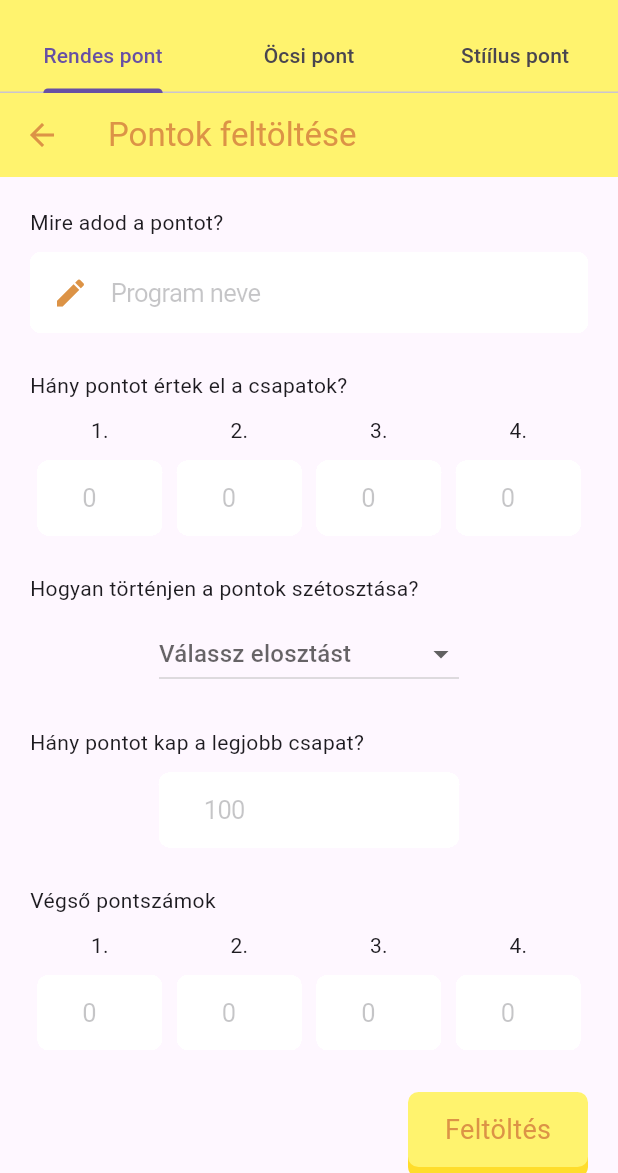
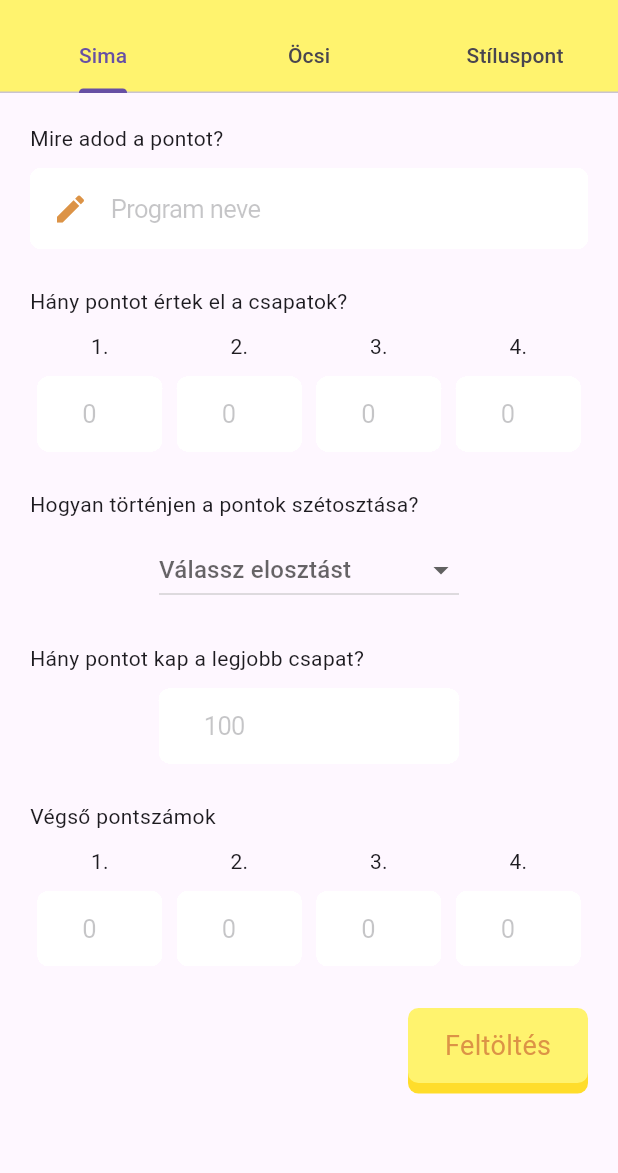
Before and after one commit to TomiSzabo00/TiszAppFlutter, a Flutter app: the UploadCombinedScoreScreen screen opened directly, on a phone screen of 412 x 824 dp, the part 63-1236 px from its top. Run offline on Flutter 3.47's test engine with Material 3 defaults, Android fonts, the phone set to English and light mode, and no system bars; our stand-ins replace auto_size_text, cached_network_image, community_material_icon, dio, equatable, firebase_auth and 21 more; missing offline and left inert: battery_info, gal, info_popup, photo_manager, photo_manager_image_provider; accounts and stored records are empty; network calls fail.

Commit message:
Fix infinite redraw and titles

```diff
--- a/lib/viewmodels/scores_viewmodel.dart
+++ b/lib/viewmodels/scores_viewmodel.dart
@@ -57,7 +57,6 @@ class ScoresViewModel with ChangeNotifier {
           .addAll(List.generate(num, (_) => TextEditingController()));
     }
     numberOfTeams = num;
-    notifyListeners();
     return num;
   }
 
--- a/lib/views/upload_combined_score.dart
+++ b/lib/views/upload_combined_score.dart
@@ -1,15 +1,12 @@
 import 'package:flutter/material.dart';
 import 'package:tiszapp_flutter/views/upload_ocsi_score_screen.dart';
 import 'package:tiszapp_flutter/views/upload_score_screen.dart';
-import 'package:top_snackbar_flutter/custom_snack_bar.dart';
-import 'package:top_snackbar_flutter/top_snack_bar.dart';
 
 class UploadCombinedScoreScreen extends StatefulWidget {
   const UploadCombinedScoreScreen({super.key});
 
   @override
-  UploadCombinedScoreScreenState createState() =>
-      UploadCombinedScoreScreenState();
+  UploadCombinedScoreScreenState createState() => UploadCombinedScoreScreenState();
 }
 
 class UploadCombinedScoreScreenState extends State<UploadCombinedScoreScreen> {
@@ -22,9 +19,9 @@ class UploadCombinedScoreScreenState extends State<UploadCombinedScoreScreen> {
           title: const Text("Pontozás"),
           bottom: const TabBar(
             tabs: [
-              Tab(text: "Rendes pont"),
-              Tab(text: "Öcsi pont"),
-              Tab(text: "Stíílus pont"),
+              Tab(text: "Sima"),
+              Tab(text: "Öcsi"),
+              Tab(text: "Stíluspont"),
             ],
           ),
         ),
@@ -38,22 +35,4 @@ class UploadCombinedScoreScreenState extends State<UploadCombinedScoreScreen> {
       ),
     );
   }
-
-  void _showDialog(BuildContext context) {
-    AnimationController? localAnimationController;
-    showTopSnackBar(
-      Overlay.of(context),
-      const CustomSnackBar.success(
-        message: "Feltöltve!",
-        textScaleFactor: 1.3,
-      ),
-      onAnimationControllerInit: (controller) =>
-          localAnimationController = controller,
-      displayDuration: const Duration(seconds: 2),
-      dismissType: DismissType.onSwipe,
-      onTap: () {
-        Navigator.of(context).pop();
-      },
-    );
-  }
 }
--- a/lib/views/upload_score_screen.dart
+++ b/lib/views/upload_score_screen.dart
@@ -17,13 +17,9 @@ class UploadScoreScreen extends StatefulWidget {
 class UploadScoreScreenState extends State<UploadScoreScreen> {
   @override
   Widget build(BuildContext context) {
-    final isDarkTheme =
-        MediaQuery.of(context).platformBrightness == Brightness.dark;
+    final isDarkTheme = MediaQuery.of(context).platformBrightness == Brightness.dark;
     final viewModel = context.watch<ScoresViewModel>();
     return Scaffold(
-      appBar: AppBar(
-        title: const Text("Pontok feltöltése"),
-      ),
       body: FutureBuilder(
         future: viewModel.getNumberOfTeams(),
         builder: (context, snapshot) {
@@ -47,8 +43,7 @@ class UploadScoreScreenState extends State<UploadScoreScreen> {
                     const SizedBox(height: 10),
                     Row(
                         mainAxisAlignment: MainAxisAlignment.spaceAround,
-                        children: List.generate(
-                            snapshot.data!, (index) => Text('${index + 1}.'))),
+                        children: List.generate(snapshot.data!, (index) => Text('${index + 1}.'))),
                     const SizedBox(height: 10),
                     Row(
                       mainAxisAlignment: MainAxisAlignment.spaceBetween,
@@ -58,10 +53,9 @@ class UploadScoreScreenState extends State<UploadScoreScreen> {
                           child: Padding(
                             padding: const EdgeInsets.symmetric(horizontal: 5),
                             child: InputField(
-                              controller:
-                                  viewModel.scoreControllers.length > index
-                                      ? viewModel.scoreControllers[index]
-                                      : TextEditingController(),
+                              controller: viewModel.scoreControllers.length > index
+                                  ? viewModel.scoreControllers[index]
+                                  : TextEditingController(),
                               placeholder: "0",
                               isNumber: true,
                               maxChar: 3,
@@ -99,8 +93,8 @@ class UploadScoreScreenState extends State<UploadScoreScreen> {
                     const SizedBox(height: 25),
                     const Text("Hány pontot kap a legjobb csapat?"),
                     const SizedBox(height: 10),
-                    Row(mainAxisAlignment: MainAxisAlignment.center, children: [
-                      Padding(
+                    Center(
+                      child: Padding(
                           padding: const EdgeInsets.symmetric(horizontal: 5),
                           child: SizedBox(
                               width: 200,
@@ -114,14 +108,13 @@ class UploadScoreScreenState extends State<UploadScoreScreen> {
                                   maxChar: 3,
                                 ),
                               ))),
-                    ]),
+                    ),
                     const SizedBox(height: 25),
                     const Text("Végső pontszámok"),
                     const SizedBox(height: 10),
                     Row(
                         mainAxisAlignment: MainAxisAlignment.spaceAround,
-                        children: List.generate(
-                            snapshot.data!, (index) => Text('${index + 1}.'))),
+                        children: List.generate(snapshot.data!, (index) => Text('${index + 1}.'))),
                     const SizedBox(height: 10),
                     Row(
                       mainAxisAlignment: MainAxisAlignment.spaceBetween,
@@ -133,9 +126,7 @@ class UploadScoreScreenState extends State<UploadScoreScreen> {
                             child: AbsorbPointer(
                                 absorbing: !viewModel.areAllScoresAdded,
                                 child: InputField(
-                                  controller: viewModel
-                                              .finalScoreControllers.length >
-                                          index
+                                  controller: viewModel.finalScoreControllers.length > index
                                       ? viewModel.finalScoreControllers[index]
                                       : TextEditingController(),
                                   placeholder: "0",
@@ -158,9 +149,7 @@ class UploadScoreScreenState extends State<UploadScoreScreen> {
                           child: Text(
                             "Feltöltés",
                             style: TextStyle(
-                              color: isDarkTheme
-                                  ? CustomColor.btnTextNight
-                                  : CustomColor.btnTextDay,
+                              color: isDarkTheme ? CustomColor.btnTextNight : CustomColor.btnTextDay,
                               fontSize: 18,
                             ),
                           ),
```
Also changed, not shown: lib/views/upload_ocsi_score_screen.dart (+4 -12 lines).
